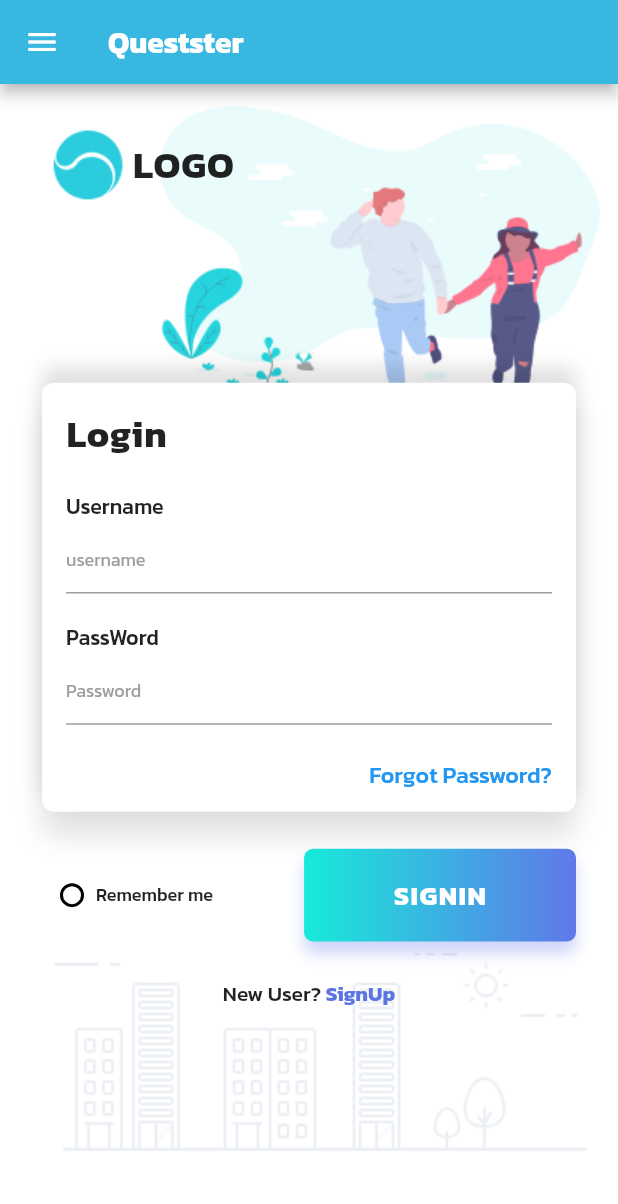
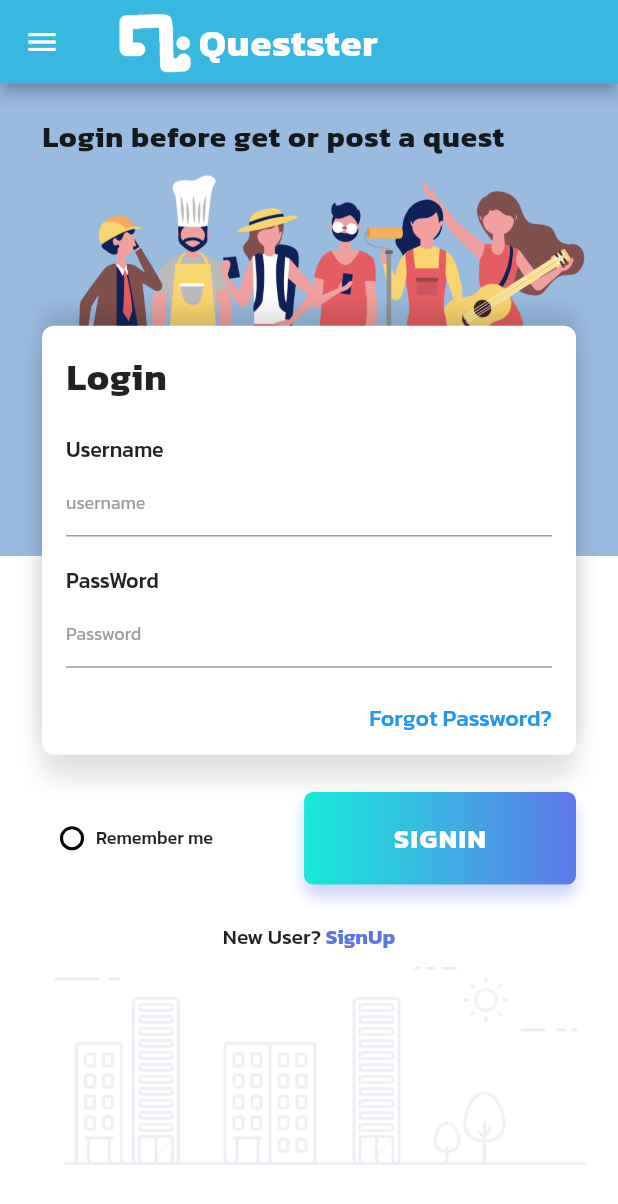
Before and after one commit to 0xm8n/questster, a Flutter app: the LoginPage screen opened by its route, on a phone screen of 412 x 824 dp. Shown: the top 1204 px of the screen. Run offline on Flutter 3.47's test engine with Material 2 defaults, Android fonts, the phone set to English and light mode, and no system bars; our stand-ins replace flutter_screenutil.

Commit message:
Update UI to more beauty and change project name from quest to questster

```diff
--- a/lib/ui/user/login.dart
+++ b/lib/ui/user/login.dart
@@ -54,12 +54,21 @@ class _LoginPageState extends State<LoginPage> {
 
       appBar: AppBar(
         iconTheme: new IconThemeData(color: Colors.white),
-        title: Text(
-          'Questster',
-          style: TextStyle(
-            color: Colors.white,
-            fontFamily: "Kanit-Bold",
-          ),
+        title: Row(
+          children: <Widget>[
+            Image.asset(
+              "assets/logo_white.png",
+              width: ScreenUtil.getInstance().setWidth(110),
+              height: ScreenUtil.getInstance().setHeight(110),
+            ),
+            Text("Questster",
+                style: TextStyle(
+                    color: Colors.white,
+                    fontFamily: "Kanit-Bold",
+                    fontSize: ScreenUtil.getInstance().setSp(46),
+                    letterSpacing: .6,
+                    fontWeight: FontWeight.bold))
+          ],
         ),
       ),
       drawer: MenuDrawer(),
@@ -71,7 +80,7 @@ class _LoginPageState extends State<LoginPage> {
             children: <Widget>[
               Padding(
                 padding: EdgeInsets.only(top: 0.0),
-                child: Image.asset("assets/image_01.png"),
+                child: Image.asset("assets/jobs_s.jpg"),
               ),
               Expanded(
                 child: Container(),
@@ -86,17 +95,14 @@ class _LoginPageState extends State<LoginPage> {
                 children: <Widget>[
                   Row(
                     children: <Widget>[
-                      Image.asset(
-                        "assets/logo.png",
-                        width: ScreenUtil.getInstance().setWidth(110),
-                        height: ScreenUtil.getInstance().setHeight(110),
+                      Text("Login before get or post a quest",
+                        style: TextStyle(
+                          fontFamily: "Kanit-Bold",
+                          fontSize: ScreenUtil.getInstance().setSp(36),
+                          letterSpacing: .6,
+                          fontWeight: FontWeight.bold,
+                        ),
                       ),
-                      Text("LOGO",
-                          style: TextStyle(
-                              fontFamily: "Kanit-Bold",
-                              fontSize: ScreenUtil.getInstance().setSp(46),
-                              letterSpacing: .6,
-                              fontWeight: FontWeight.bold))
                     ],
                   ),
                   SizedBox(
```
Also changed, not shown: assets/jobs_s.jpg (added), assets/logo_white.png (added), assets/logo_whitebg.jpg (added).
